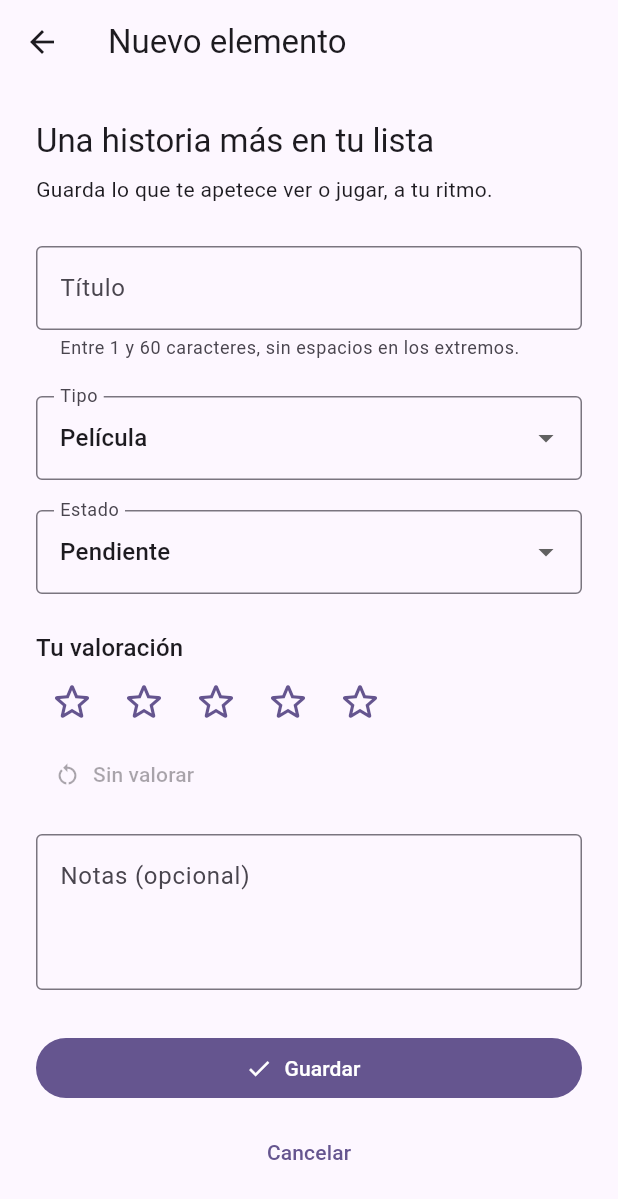
After one commit to mariocaseria7-coder/miwatchlist, a Flutter app: the screen it shows after launch, after a tap on "Añadir", on a phone screen of 412 x 824 dp. The commit adds this screen. Shown: the top 1199 px of the screen. Run offline on Flutter 3.47's test engine with Material 3 defaults, Android fonts, the phone set to English and light mode, and no system bars.

Commit message:
Fase 3: permitir altas con formulario validado

```diff
--- /dev/null
+++ b/lib/pantallas/pantalla_formulario.dart
@@ -0,0 +1,173 @@
+import 'package:flutter/material.dart';
+
+import '../modelos/elemento.dart';
+import '../widgets/selector_estrellas.dart';
+
+/// Formulario compartido que devuelve una copia solo al guardar.
+class PantallaFormulario extends StatefulWidget {
+  const PantallaFormulario({super.key, this.inicial});
+  final Elemento? inicial;
+  @override
+  State<PantallaFormulario> createState() => _PantallaFormularioState();
+}
+
+class _PantallaFormularioState extends State<PantallaFormulario> {
+  final _formKey = GlobalKey<FormState>();
+  late final TextEditingController _titulo;
+  late final TextEditingController _notas;
+  late Tipo _tipo;
+  late Estado _estado;
+  late int _valoracion;
+
+  @override
+  void initState() {
+    super.initState();
+    _titulo = TextEditingController(text: widget.inicial?.titulo ?? '');
+    _notas = TextEditingController(text: widget.inicial?.notas ?? '');
+    _tipo = widget.inicial?.tipo ?? Tipo.pelicula;
+    _estado = widget.inicial?.estado ?? Estado.pendiente;
+    _valoracion = widget.inicial?.valoracion ?? 0;
+  }
+
+  @override
+  void dispose() {
+    _titulo.dispose();
+    _notas.dispose();
+    super.dispose();
+  }
+
+  /// Valida los campos y conserva id y fecha al editar.
+  void _guardar() {
+    if (!_formKey.currentState!.validate()) return;
+    final ahora = DateTime.now();
+    final notas = _notas.text.trim();
+    Navigator.pop(
+      context,
+      Elemento(
+        id: widget.inicial?.id ?? ahora.microsecondsSinceEpoch.toString(),
+        titulo: _titulo.text.trim(),
+        tipo: _tipo,
+        estado: _estado,
+        valoracion: _valoracion,
+        notas: notas.isEmpty ? null : notas,
+        fechaAlta: widget.inicial?.fechaAlta ?? ahora,
+      ),
+    );
+  }
+
+  @override
+  Widget build(BuildContext context) => Scaffold(
+    appBar: AppBar(
+      title: Text(
+        widget.inicial == null ? 'Nuevo elemento' : 'Editar elemento',
+      ),
+    ),
+    body: SafeArea(
+      child: Align(
+        alignment: Alignment.topCenter,
+        child: ConstrainedBox(
+          constraints: const BoxConstraints(maxWidth: 600),
+          child: Form(
+            key: _formKey,
+            child: ListView(
+              padding: const EdgeInsets.all(24),
+              children: [
+                Text(
+                  'Una historia más en tu lista',
+                  style: Theme.of(context).textTheme.titleLarge,
+                ),
+                const SizedBox(height: 8),
+                const Text('Guarda lo que te apetece ver o jugar, a tu ritmo.'),
+                const SizedBox(height: 28),
+                TextFormField(
+                  key: const ValueKey('titulo'),
+                  controller: _titulo,
+                  decoration: const InputDecoration(
+                    labelText: 'Título',
+                    hintText: 'Ej. Dune: Parte 2',
+                    helperText: 'Entre 1 y 60 caracteres, sin espacios en los extremos.',
+                    helperMaxLines: 2,
+                    errorMaxLines: 2,
+                  ),
+                  textCapitalization: TextCapitalization.sentences,
+                  textInputAction: TextInputAction.next,
+                  autovalidateMode: AutovalidateMode.onUserInteraction,
+                  validator: (texto) {
+                    final titulo = texto?.trim() ?? '';
+                    if (titulo.isEmpty) return 'Escribe un título.';
+                    if (titulo.length > 60)
+                      return 'El título no puede superar los 60 caracteres.';
+                    return null;
+                  },
+                ),
+                const SizedBox(height: 24),
+                DropdownButtonFormField<Tipo>(
+                  key: const ValueKey('tipo'),
+                  initialValue: _tipo,
+                  decoration: const InputDecoration(labelText: 'Tipo'),
+                  items: Tipo.values
+                      .map(
+                        (t) =>
+                            DropdownMenuItem(value: t, child: Text(t.etiqueta)),
+                      )
+                      .toList(),
+                  onChanged: (t) {
+                    if (t != null) setState(() => _tipo = t);
+                  },
+                ),
+                const SizedBox(height: 20),
+                DropdownButtonFormField<Estado>(
+                  key: const ValueKey('estado'),
+                  initialValue: _estado,
+                  decoration: const InputDecoration(labelText: 'Estado'),
+                  items: Estado.values
+                      .map(
+                        (e) =>
+                            DropdownMenuItem(value: e, child: Text(e.etiqueta)),
+                      )
+                      .toList(),
+                  onChanged: (e) {
+                    if (e != null) setState(() => _estado = e);
+                  },
+                ),
+                const SizedBox(height: 24),
+                Text(
+                  'Tu valoración',
+                  style: Theme.of(context).textTheme.titleMedium,
+                ),
+                SelectorEstrellas(
+                  valor: _valoracion,
+                  onChanged: (v) => setState(() => _valoracion = v),
+                ),
+                const SizedBox(height: 16),
+                TextFormField(
+                  key: const ValueKey('notas'),
+                  controller: _notas,
+                  minLines: 3,
+                  maxLines: 6,
+                  decoration: const InputDecoration(
+                    labelText: 'Notas (opcional)',
+                    hintText: '¿Por qué está en tu lista?',
+                  ),
+                  textCapitalization: TextCapitalization.sentences,
+                ),
+                const SizedBox(height: 28),
+                FilledButton.icon(
+                  key: const ValueKey('guardar'),
+                  onPressed: _guardar,
+                  icon: const Icon(Icons.check),
+                  label: const Text('Guardar'),
+                ),
+                const SizedBox(height: 8),
+                TextButton(
+                  onPressed: () => Navigator.pop(context),
+                  child: const Text('Cancelar'),
+                ),
+              ],
+            ),
+          ),
+        ),
+      ),
+    ),
+  );
+}
--- a/lib/pantallas/pantalla_lista.dart
+++ b/lib/pantallas/pantalla_lista.dart
@@ -2,6 +2,7 @@ import 'package:flutter/material.dart';
 
 import '../modelos/elemento.dart';
 import '../widgets/tarjeta_elemento.dart';
+import 'pantalla_formulario.dart';
 
 /// Mantiene la colección y coordina las operaciones de las otras pantallas.
 class PantallaLista extends StatefulWidget {
@@ -46,15 +47,42 @@ class _PantallaListaState extends State<PantallaLista> {
     ),
   ];
 
+  /// Espera el resultado sin cambiar la colección si se cancela.
+  Future<void> _anadir() async {
+    final elemento = await Navigator.push<Elemento>(
+      context,
+      MaterialPageRoute(builder: (context) => const PantallaFormulario()),
+    );
+    if (!mounted || elemento == null) return;
+    setState(() => _elementos.add(elemento));
+  }
+
   @override
   Widget build(BuildContext context) {
     return Scaffold(
       appBar: AppBar(title: const Text('Mi Watchlist')),
+      floatingActionButton: FloatingActionButton.extended(
+        onPressed: _anadir,
+        icon: const Icon(Icons.add),
+        label: const Text('Añadir'),
+      ),
       body: Center(
         child: ConstrainedBox(
           constraints: const BoxConstraints(maxWidth: 760),
           child: _elementos.isEmpty
-              ? const Center(child: Text('Tu próxima historia empieza aquí.'))
+              ? Center(
+                  child: Column(
+                    mainAxisSize: MainAxisSize.min,
+                    children: [
+                      const Text('Tu próxima historia empieza aquí.'),
+                      const SizedBox(height: 16),
+                      FilledButton(
+                        onPressed: _anadir,
+                        child: const Text('Añadir el primero'),
+                      ),
+                    ],
+                  ),
+                )
               : ListView.builder(
                   padding: const EdgeInsets.all(20),
                   itemCount: _elementos.length,
```
